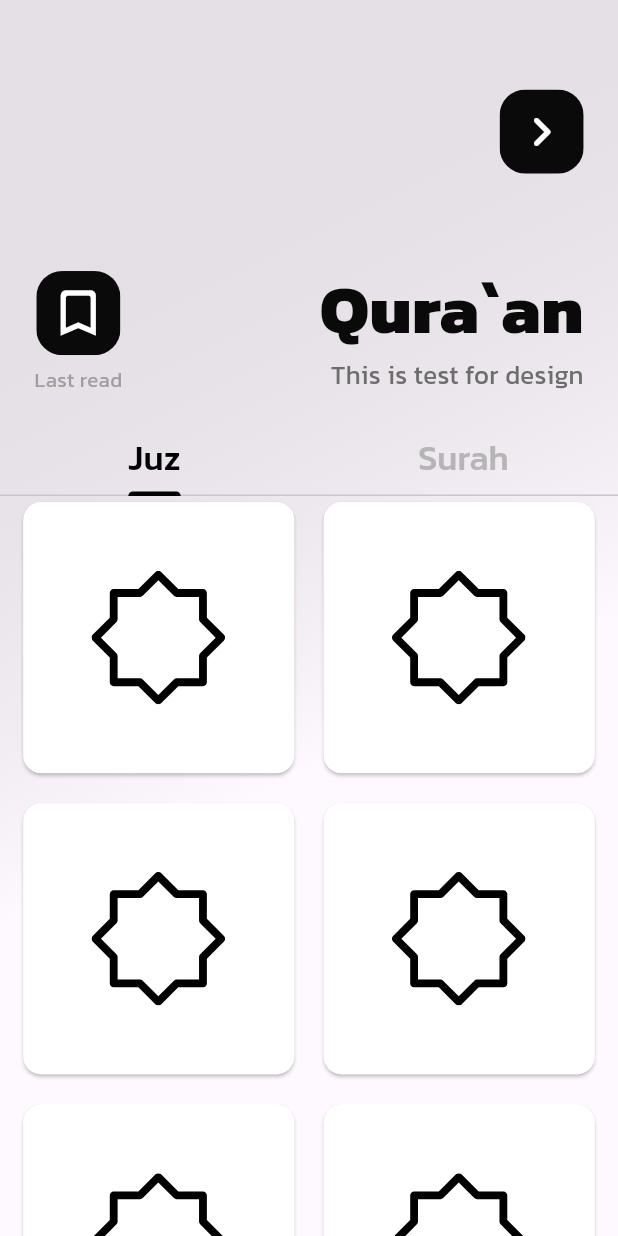
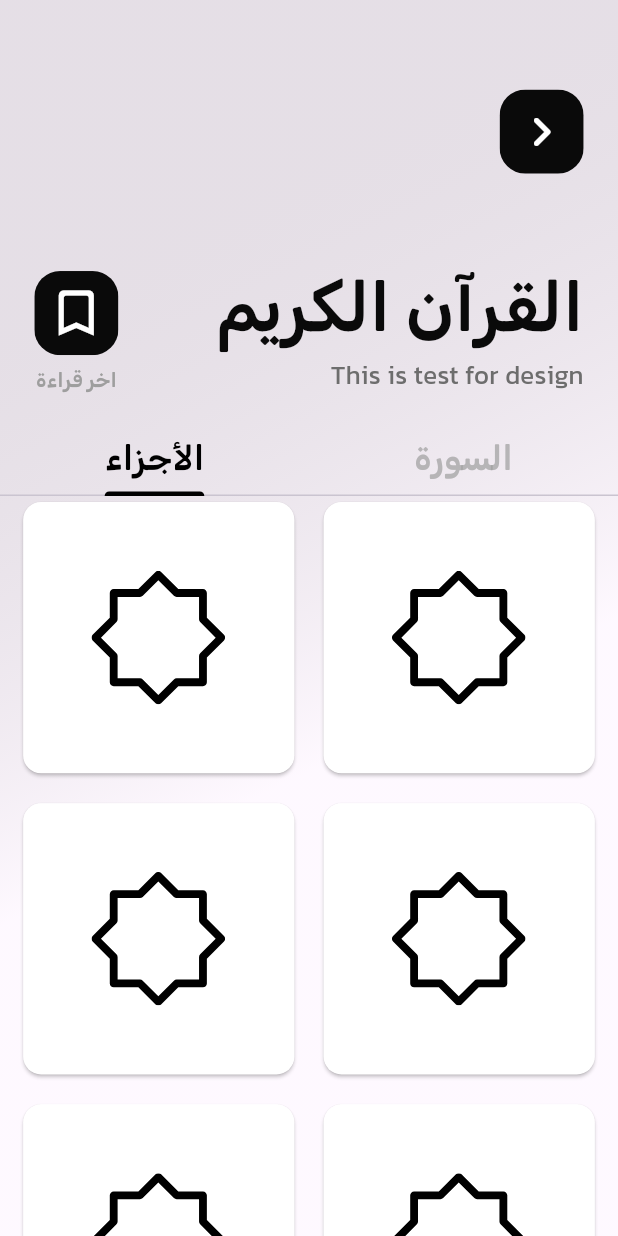
Before and after one commit to Axrr44/Islamic-Library-App, a Flutter app: the QuranSuraPage screen opened by its route, tab 2 chosen, on a phone screen of 412 x 824 dp. Run offline on Flutter 3.47's test engine with Material 3 defaults, Android fonts, the phone set to English and light mode, and no system bars; drawn by our look-alikes of loader_overlay; our stand-ins replace cloud_firestore, device_preview, firebase_auth, firebase_core, firebase_messaging, firebase_storage and 9 more; missing offline and left inert: arabic_numbers, quran; accounts and stored records are empty; generated files the repository leaves out were written again; network calls fail.

Commit message:
ArabicText

```diff
--- a/lib/pages/home_page.dart
+++ b/lib/pages/home_page.dart
@@ -140,7 +140,8 @@
                             style: TextStyle(
                               color: AppColor.black,
                               fontSize: 30.sp,
-                              fontWeight: FontWeight.w700
+                              fontWeight: FontWeight.w700,
+                              fontFamily: Constants.getTextFamily(currentLanguage)
                             ),
                             textAlign: TextAlign.center,
                           ),
--- a/lib/pages/quran_sura_page.dart
+++ b/lib/pages/quran_sura_page.dart
@@ -2,10 +2,12 @@
 import 'package:flutter_screenutil/flutter_screenutil.dart';
 import 'package:flutter_svg/flutter_svg.dart';
 import 'package:freelancer/pages/quran_aya_page.dart';
+import 'package:freelancer/utilities/constants.dart';
 import 'package:quran/quran.dart' as quran;
 import 'package:arabic_numbers/arabic_numbers.dart';
 import '../config/app_colors.dart';
 import '../config/app_languages.dart';
+import 'package:flutter_gen/gen_l10n/app_localizations.dart';
 import '../services/app_data.dart';
 
 class QuranSuraPage extends StatefulWidget {
@@ -47,7 +49,7 @@
         child: NestedScrollView(
           headerSliverBuilder: (context, innerBoxIsScrolled) => [
             SliverToBoxAdapter(
-              child: _header(width, height, context, isMobile,currentLanguage),
+              child: _header(width, height, context, isMobile, currentLanguage),
             ),
             SliverAppBar(
               pinned: true,
@@ -75,12 +77,22 @@
                     indicatorColor: innerBoxIsScrolled == false
                         ? AppColor.black
                         : AppColor.white,
-                    tabs: const [
+                    tabs: [
                       Tab(
-                        child: Text("Surah"),
+                        child: Text(
+                          AppLocalizations.of(context)!.surah,
+                          style: TextStyle(
+                              fontFamily:
+                                  Constants.getTextFamily(currentLanguage)),
+                        ),
                       ),
                       Tab(
-                        child: Text("Juz"),
+                        child: Text(
+                          AppLocalizations.of(context)!.juz,
+                          style: TextStyle(
+                              fontFamily:
+                                  Constants.getTextFamily(currentLanguage)),
+                        ),
                       ),
                     ]),
               ),
@@ -211,7 +223,11 @@
                                   ? quran.getSurahNameEnglish(++index)
                                   : quran.getSurahNameArabic(++index),
                               style: TextStyle(
-                                  fontSize: 15.sp, fontWeight: FontWeight.w700),
+                                fontSize: 15.sp,
+                                fontWeight: FontWeight.w700,
+                                fontFamily:
+                                    Constants.getTextFamily(currentLanguage),
+                              ),
                             ),
                             Column(
                               children: [
@@ -220,6 +236,8 @@
                                       ? "${quran.getVerseCount(index)}   Verse"
                                       : "${ArabicNumbers.convert(quran.getVerseCount(index))}   اية",
                                   style: TextStyle(
+                                      fontFamily: Constants.getTextFamily(
+                                          currentLanguage),
                                       fontSize: 15.sp,
                                       fontWeight: FontWeight.w700),
                                 ),
@@ -231,6 +249,8 @@
                                       ? "${quran.getJuzNumber(index, 1)}   Juz"
                                       : "${ArabicNumbers.convert(quran.getJuzNumber(index, 1))}   جزء",
                                   style: TextStyle(
+                                      fontFamily: Constants.getTextFamily(
+                                          currentLanguage),
                                       fontSize: 15.sp,
                                       fontWeight: FontWeight.w700),
                                 ),
@@ -261,8 +281,8 @@
     );
   }
 
-  Widget _header(
-      double width, double height, BuildContext context, bool isMobile,String currentLanguage) {
+  Widget _header(double width, double height, BuildContext context,
+      bool isMobile, String currentLanguage) {
     return Container(
       width: width,
       height: isMobile == true ? height / 3 : height / 2 - 100,
@@ -286,8 +306,10 @@
                       onPressed: () {
                         Navigator.pop(context);
                       },
-                      icon: Icon(currentLanguage == Languages.EN.languageCode
-                        ? Icons.keyboard_arrow_left_rounded : Icons.keyboard_arrow_right_rounded,
+                      icon: Icon(
+                        currentLanguage == Languages.EN.languageCode
+                            ? Icons.keyboard_arrow_left_rounded
+                            : Icons.keyboard_arrow_right_rounded,
                         size: 35.w,
                         color: AppColor.white,
                       ),
@@ -299,10 +321,11 @@
                   crossAxisAlignment: CrossAxisAlignment.start,
                   children: [
                     Text(
-                      "Qura`an",
+                      AppLocalizations.of(context)!.quran,
                       style: TextStyle(
                           fontSize: 40.sp,
                           color: AppColor.primary1,
+                          fontFamily: Constants.getTextFamily(currentLanguage),
                           fontWeight: FontWeight.bold),
                     ),
                     SizedBox(
@@ -338,8 +361,11 @@
                   height: 5.h,
                 ),
                 Text(
-                  "Last read",
-                  style: TextStyle(fontSize: 12.sp, color: Colors.grey),
+                  AppLocalizations.of(context)!.lastRead,
+                  style: TextStyle(
+                      fontSize: 12.sp,
+                      color: Colors.grey,
+                      fontFamily: Constants.getTextFamily(currentLanguage)),
                 )
               ],
             )
```
Also changed, not shown: lib/languages/app_ar.arb (+8 -1 lines), lib/languages/app_en.arb (+7 -1 lines), lib/pages/books_page.dart (+20 -5 lines), lib/pages/content_books_page.dart (+14 -7 lines), lib/pages/main_page.dart (+61 -40 lines), lib/pages/rest_password_page.dart (+4 -4 lines), lib/pages/search_page.dart (+5 -2 lines), lib/pages/tafseer_conent_page.dart (+11 -8 lines), lib/pages/tafseer_page.dart (+20 -16 lines).
